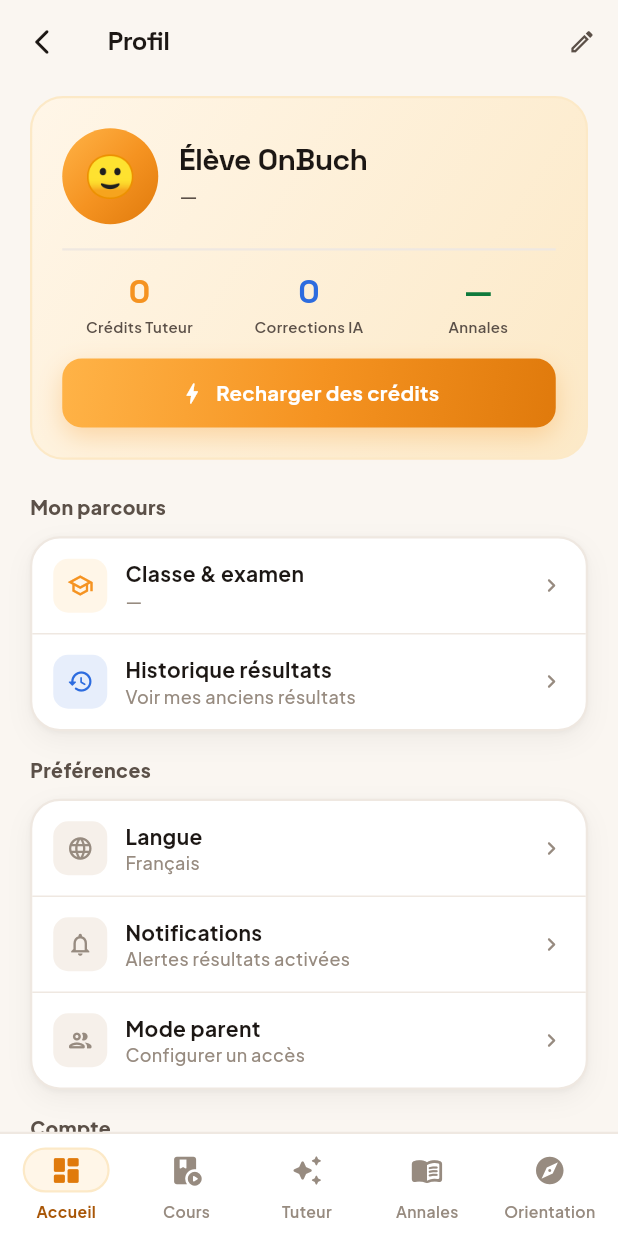
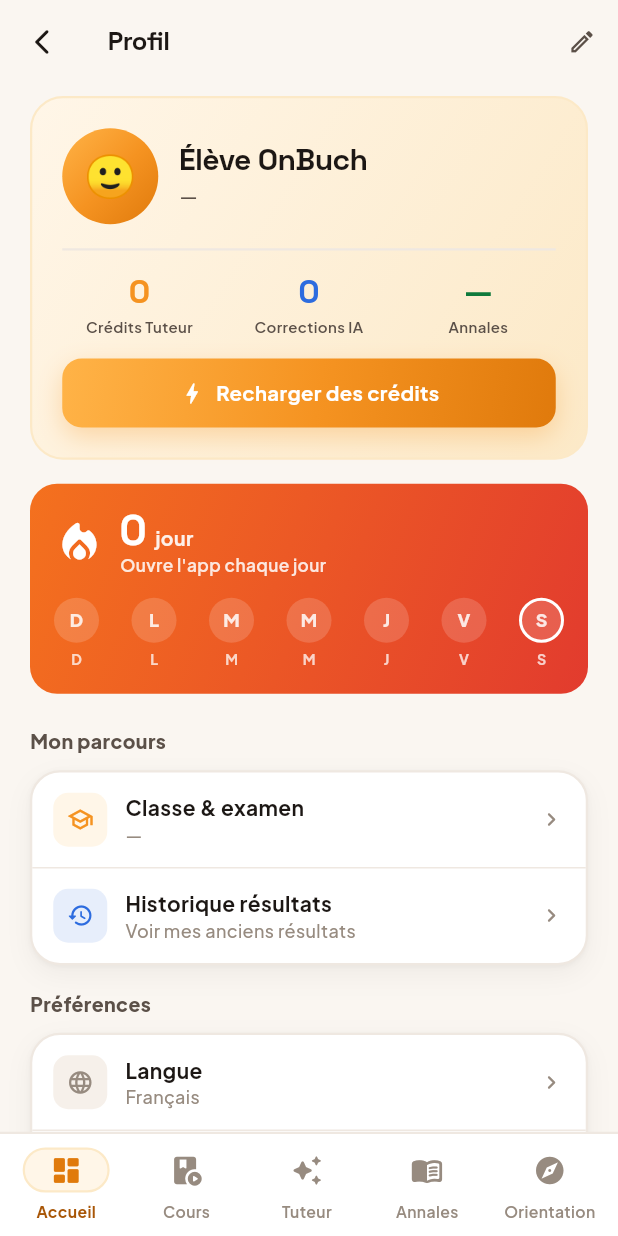
Before and after one commit to ludagg/onbuch-v2, a Flutter app: the ProfileScreen screen opened by its route, on a phone screen of 412 x 824 dp. Run offline on Flutter 3.47's test engine with Material 3 defaults, Android fonts, the phone set to English and light mode, and no system bars; our stand-ins replace app_links, appwrite, camera, chewie, file_picker, firebase_core and 16 more; missing offline and left inert: gpt_markdown, syncfusion_flutter_pdfviewer; accounts and stored records are empty; network calls fail.

Commit message:
Streak: carte « série de jours » en haut du menu latéral + sur le profil (#186)
Affiche le nombre de jours consécutifs d'ouverture de l'app (flamme) et une
bande des 7 derniers jours (jours actifs en flamme), reconstruite depuis
lastActive + longueur de la série (GamificationService, déjà alimenté à
l'ouverture). Carte cliquable → page de progression.

Co-authored-by: Claude <noreply@anthropic.com>

```diff
--- a/lib/screens/profile/profile_screen.dart
+++ b/lib/screens/profile/profile_screen.dart
@@ -3,6 +3,7 @@ import 'package:font_awesome_flutter/font_awesome_flutter.dart';
 import 'package:go_router/go_router.dart';
 import '../../theme/app_theme.dart';
 import '../../widgets/ob_widgets.dart';
+import '../../widgets/streak_card.dart';
 import '../../services/auth_service.dart';
 import '../../services/database_service.dart';
 import '../../services/tutor_service.dart';
@@ -163,6 +164,14 @@ class _ProfileScreenState extends State<ProfileScreen> {
               ),
             ]),
           ),
+          const SizedBox(height: 16),
+
+          // Ma série (streak) — jours d'ouverture consécutifs
+          GestureDetector(
+            behavior: HitTestBehavior.opaque,
+            onTap: () => context.push('/progress'),
+            child: const StreakCard(),
+          ),
           const SizedBox(height: 22),
 
           // Mon parcours
--- a/lib/widgets/ob_widgets.dart
+++ b/lib/widgets/ob_widgets.dart
@@ -5,6 +5,7 @@ import 'package:go_router/go_router.dart';
 import '../app_globals.dart';
 import '../theme/app_theme.dart';
 import '../services/notifications_service.dart';
+import 'streak_card.dart';
 
 // ─── Wordmark ─────────────────────────────────────────────────────────────────
 class OBWordmark extends StatelessWidget {
@@ -523,7 +524,18 @@ class AppDrawer extends StatelessWidget {
               ),
             ]),
           ),
-          const SizedBox(height: 6),
+          // Série (streak) — tout en haut du menu.
+          Padding(
+            padding: const EdgeInsets.fromLTRB(16, 4, 16, 8),
+            child: GestureDetector(
+              behavior: HitTestBehavior.opaque,
+              onTap: () {
+                shellScaffoldKey.currentState?.closeEndDrawer();
+                context.push('/progress');
+              },
+              child: const StreakCard(compact: true),
+            ),
+          ),
           Expanded(
             child: ListView(
               padding: const EdgeInsets.symmetric(horizontal: 12),
--- /dev/null
+++ b/lib/widgets/streak_card.dart
@@ -0,0 +1,122 @@
+import 'package:flutter/material.dart';
+import '../theme/app_theme.dart';
+import '../services/gamification_service.dart';
+
+/// Carte « série » (streak) : nombre de jours d'affilée où l'élève a ouvert
+/// l'app + bande des 7 derniers jours (jours actifs en flamme).
+///
+/// Source : [GamificationService] (déjà alimenté par `recordActivity()` à
+/// l'ouverture). Les jours actifs sont reconstruits depuis `lastActive` et la
+/// longueur de la série (pas d'historique jour-par-jour stocké).
+class StreakCard extends StatefulWidget {
+  /// Variante resserrée (ex. en-tête du menu latéral).
+  final bool compact;
+  const StreakCard({super.key, this.compact = false});
+
+  @override
+  State<StreakCard> createState() => _StreakCardState();
+}
+
+class _StreakCardState extends State<StreakCard> {
+  static const _flame = Color(0xFFF4711E);
+  static const _flame2 = Color(0xFFE23B2E);
+
+  @override
+  void initState() {
+    super.initState();
+    // Idempotent : garantit des données même si on arrive ici sans passer par
+    // l'accueil (deep-link profil, etc.).
+    GamificationService.instance.load();
+  }
+
+  DateTime? _parse(String s) {
+    final p = s.split('-');
+    if (p.length != 3) return null;
+    final y = int.tryParse(p[0]), m = int.tryParse(p[1]), d = int.tryParse(p[2]);
+    if (y == null || m == null || d == null) return null;
+    return DateTime(y, m, d);
+  }
+
+  bool _activeOn(DateTime day, GamificationState s) {
+    final last = _parse(s.lastActive);
+    if (last == null || s.streak <= 0) return false;
+    final start = last.subtract(Duration(days: s.streak - 1));
+    final d = DateTime(day.year, day.month, day.day);
+    return !d.isBefore(start) && !d.isAfter(last);
+  }
+
+  @override
+  Widget build(BuildContext context) {
+    return ValueListenableBuilder<GamificationState>(
+      valueListenable: GamificationService.instance.state,
+      builder: (context, s, _) {
+        final now = DateTime.now();
+        final today = DateTime(now.year, now.month, now.day);
+        final days = List.generate(7, (i) => today.subtract(Duration(days: 6 - i)));
+        final streak = s.streak;
+        final pad = widget.compact ? 14.0 : 16.0;
+
+        return Container(
+          padding: EdgeInsets.all(pad),
+          decoration: BoxDecoration(
+            gradient: const LinearGradient(
+              begin: Alignment.topLeft, end: Alignment.bottomRight,
+              colors: [_flame, _flame2],
+            ),
+            borderRadius: BorderRadius.circular(18),
+          ),
+          child: Column(crossAxisAlignment: CrossAxisAlignment.start, children: [
+            Row(children: [
+              Icon(Icons.local_fire_department_rounded,
+                  color: Colors.white, size: widget.compact ? 30 : 34),
+              const SizedBox(width: 10),
+              Expanded(child: Column(crossAxisAlignment: CrossAxisAlignment.start, children: [
+                Row(crossAxisAlignment: CrossAxisAlignment.baseline, textBaseline: TextBaseline.alphabetic, children: [
+                  Text('$streak', style: display(widget.compact ? 24 : 28, weight: FontWeight.w800, color: Colors.white)),
+                  const SizedBox(width: 6),
+                  Text(streak <= 1 ? 'jour' : 'jours',
+                      style: body(13, weight: FontWeight.w700, color: Colors.white.withValues(alpha: 0.9))),
+                ]),
+                Text(
+                  streak <= 0
+                      ? 'Ouvre l\'app chaque jour'
+                      : 'Série en cours · record ${s.bestStreak}',
+                  maxLines: 1, overflow: TextOverflow.ellipsis,
+                  style: body(11.5, weight: FontWeight.w600, color: Colors.white.withValues(alpha: 0.85)),
+                ),
+              ])),
+            ]),
+            SizedBox(height: widget.compact ? 12 : 14),
+            Row(
+              mainAxisAlignment: MainAxisAlignment.spaceBetween,
+              children: [for (final d in days) _dayDot(d, today, _activeOn(d, s))],
+            ),
+          ]),
+        );
+      },
+    );
+  }
+
+  Widget _dayDot(DateTime day, DateTime today, bool active) {
+    const labels = 'LMMJVSD';
+    final letter = labels[day.weekday - 1];
+    final isToday = day == today;
+    final size = widget.compact ? 26.0 : 30.0;
+    return Column(mainAxisSize: MainAxisSize.min, children: [
+      Container(
+        width: size, height: size,
+        alignment: Alignment.center,
+        decoration: BoxDecoration(
+          color: active ? Colors.white : Colors.white.withValues(alpha: 0.16),
+          shape: BoxShape.circle,
+          border: isToday ? Border.all(color: Colors.white, width: 2) : null,
+        ),
+        child: active
+            ? Icon(Icons.local_fire_department_rounded, size: size * 0.58, color: _flame)
+            : Text(letter, style: body(12, weight: FontWeight.w800, color: Colors.white.withValues(alpha: 0.85))),
+      ),
+      const SizedBox(height: 4),
+      Text(letter, style: body(9.5, weight: FontWeight.w700, color: Colors.white.withValues(alpha: 0.75))),
+    ]);
+  }
+}
```
